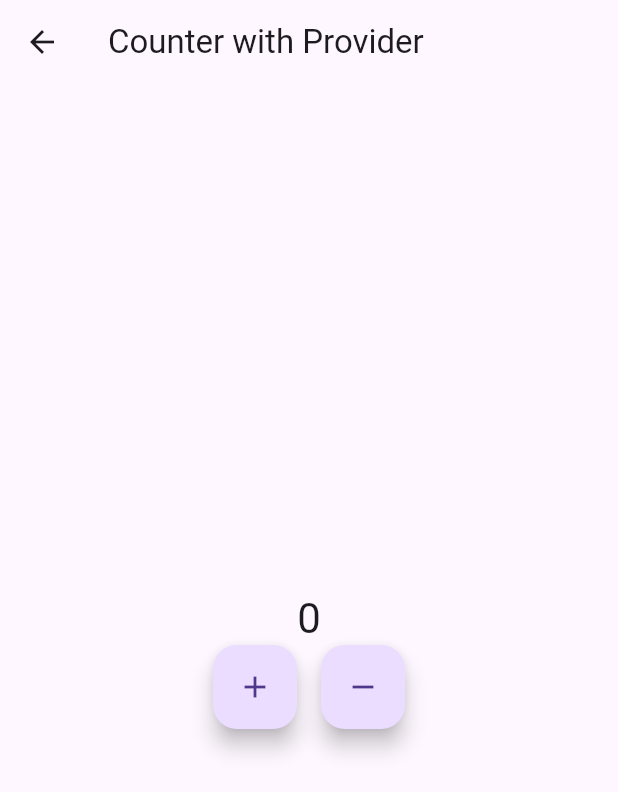
After one commit to anferoar96/state-management-flutter, a Flutter app: the CounterScreen screen opened directly, on a phone screen of 412 x 824 dp. The commit adds this screen. Shown: the top 792 px of the screen. Run offline on Flutter 3.47's test engine with Material 3 defaults, Android fonts, the phone set to English and light mode, and no system bars; our stand-ins replace equatable, flutter_bloc.

Commit message:
Counter with provider

```diff
--- /dev/null
+++ b/arq_provider_app/lib/models/user.dart
@@ -0,0 +1,6 @@
+class User {
+  final String username;
+  final String password;
+
+  User({required this.username, required this.password});
+}
--- /dev/null
+++ b/arq_provider_app/lib/provider/auth_provider.dart
@@ -0,0 +1,18 @@
+import 'package:flutter/material.dart';
+
+class AuthProvider with ChangeNotifier {
+  bool _isAuthenticated = false;
+
+  bool get isAuthenticated => _isAuthenticated;
+
+  Future<void> login(String username, String password) async {
+    await Future.delayed(const Duration(seconds: 2));
+
+    if (username == 'user' && password == 'password') {
+      _isAuthenticated = true;
+      notifyListeners();
+    } else {
+      throw Exception('Invalid username or password');
+    }
+  }
+}
--- /dev/null
+++ b/arq_provider_app/lib/provider/counter_provider.dart
@@ -0,0 +1,17 @@
+import 'package:flutter/material.dart';
+
+class CounterProvider with ChangeNotifier {
+  int _count = 0;
+
+  int get count => _count;
+
+  void increment() {
+    _count++;
+    notifyListeners();
+  }
+
+  void decrement() {
+    _count--;
+    notifyListeners();
+  }
+}
--- /dev/null
+++ b/arq_provider_app/lib/screens/counter_screen.dart
@@ -0,0 +1,48 @@
+import 'package:arq_provider_app/provider/counter_provider.dart';
+import 'package:flutter/material.dart';
+import 'package:provider/provider.dart';
+
+class CounterScreen extends StatelessWidget {
+  const CounterScreen({super.key});
+
+  @override
+  Widget build(BuildContext context) {
+    return Scaffold(
+      appBar: AppBar(
+        title: const Text('Counter with Provider'),
+      ),
+      body: Center(
+        child: Column(
+          mainAxisAlignment: MainAxisAlignment.center,
+          children: <Widget>[
+            Consumer<CounterProvider>(
+                builder: (context, counterProvider, child) {
+              return Text('${counterProvider.count}',
+                  style: Theme.of(context).textTheme.headlineMedium);
+            }),
+            Row(
+              mainAxisAlignment: MainAxisAlignment.center,
+              children: [
+                FloatingActionButton(
+                  onPressed: () => context.read<CounterProvider>().increment(),
+                  tooltip: 'Increment',
+                  heroTag: null,
+                  child: const Icon(Icons.add),
+                ),
+                const SizedBox(
+                  width: 16,
+                ),
+                FloatingActionButton(
+                  onPressed: () => context.read<CounterProvider>().decrement(),
+                  tooltip: 'Decrement',
+                  heroTag: null,
+                  child: const Icon(Icons.remove),
+                )
+              ],
+            )
+          ],
+        ),
+      ),
+    );
+  }
+}
--- a/arq_provider_app/pubspec.yaml
+++ b/arq_provider_app/pubspec.yaml
@@ -35,6 +35,7 @@ dependencies:
   # The following adds the Cupertino Icons font to your application.
   # Use with the CupertinoIcons class for iOS style icons.
   cupertino_icons: ^1.0.6
+  provider: ^6.1.2
 
 dev_dependencies:
   flutter_test:
```
Also changed, not shown: arq_provider_app/lib/main.dart (+13 -110 lines), arq_provider_app/lib/screens/login_screen.dart (added, +60 -0 lines), arq_provider_app/pubspec.lock.
